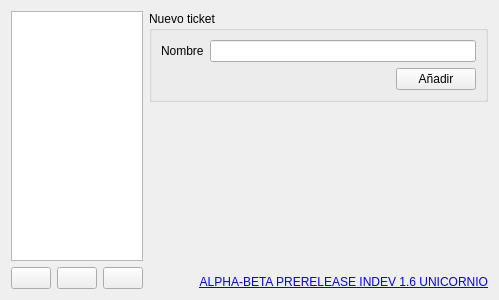
First picture: the form in ticketpanel.ui, repository RafaelGC/EasyReceipt, before the edit.
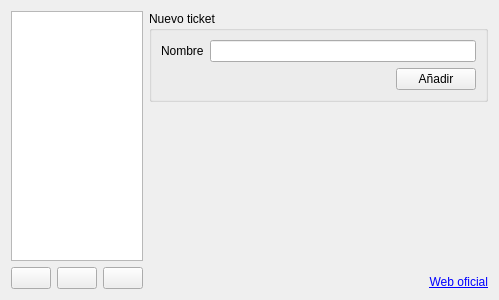
Second picture: the form after the edit. Icons and pictures are not drawn.

```diff
--- a/ticketpanel.ui
+++ b/ticketpanel.ui
@@ -197,10 +197,13 @@
      <item>
       <widget class="QLabel" name="label_2">
        <property name="toolTip">
-        <string>Es sólo una broma.</string>
+        <string>Visita la web para encontrar novedades o actualizaciones.</string>
+       </property>
+       <property name="styleSheet">
+        <string notr="true"/>
        </property>
        <property name="text">
-        <string>&lt;html&gt;&lt;head/&gt;&lt;body&gt;&lt;p&gt;&lt;a href=&quot;www.google.es&quot;&gt;&lt;span style=&quot; text-decoration: underline; color:#0000ff;&quot;&gt;ALPHA-BETA PRERELEASE INDEV 1.6 UNICORNIO&lt;/span&gt;&lt;/a&gt;&lt;/p&gt;&lt;/body&gt;&lt;/html&gt;</string>
+        <string>&lt;html&gt;&lt;head/&gt;&lt;body&gt;&lt;p&gt;&lt;a href=&quot;http://www.zeltastudio.com&quot;&gt;Web oficial&lt;/a&gt;&lt;/p&gt;&lt;/body&gt;&lt;/html&gt;</string>
        </property>
        <property name="alignment">
         <set>Qt::AlignRight|Qt::AlignTrailing|Qt::AlignVCenter</set>
```
Left out of the diff: 2 changed lines with no effect on the pictures.
